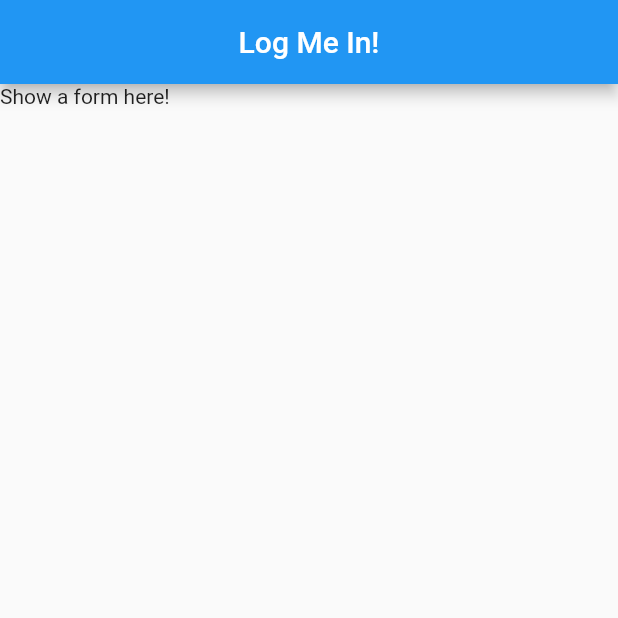
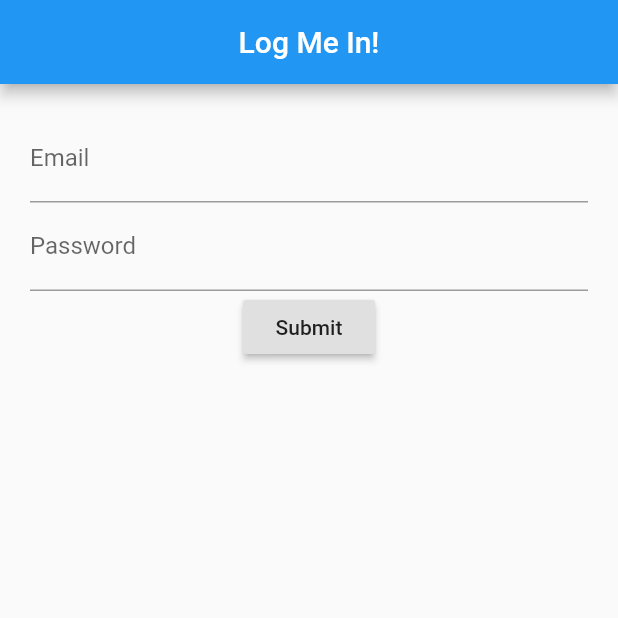
Before and after one commit to jcelder/dart_and_flutter_complete_guide, a Flutter app: the screen it shows after launch, on a phone screen of 412 x 824 dp, the top half of it. Run offline on Flutter 3.47's test engine with Material 2 defaults, Android fonts, the phone set to English and light mode, and no system bars.

Commit message:
Add layout for LoginScreen

```diff
--- a/login_stateful/lib/src/app.dart
+++ b/login_stateful/lib/src/app.dart
@@ -1,4 +1,5 @@
 import 'package:flutter/material.dart';
+import 'screens/login_screen.dart';
 
 class App extends StatelessWidget {
   Widget build(BuildContext build) {
@@ -9,7 +10,7 @@ class App extends StatelessWidget {
           title: Text('Log Me In!'),
           centerTitle: true,
         ),
-        body: Text('Show a form here!'),
+        body: LoginScreen(),
       )
     );
   }
--- /dev/null
+++ b/login_stateful/lib/src/screens/login_screen.dart
@@ -0,0 +1,33 @@
+import 'package:flutter/material.dart';
+
+class LoginScreen extends StatefulWidget{
+  _LoginScreenState createState() => _LoginScreenState();
+}
+
+class _LoginScreenState extends State<LoginScreen> {
+  Widget build(BuildContext build) {
+    return Container(
+      margin: EdgeInsets.all(20.0),
+      child: Form(
+        child: Column(
+          children: <Widget>[
+            TextFormField(
+              decoration: const InputDecoration(
+                labelText: 'Email'
+              ),
+            ),
+            TextFormField(
+              decoration: const InputDecoration(
+                labelText: 'Password'
+              ),
+            ),
+            RaisedButton(
+              onPressed: () {},
+              child: Text('Submit'),
+            ),
+          ],
+        )
+      )
+    );
+  }
+}
```
